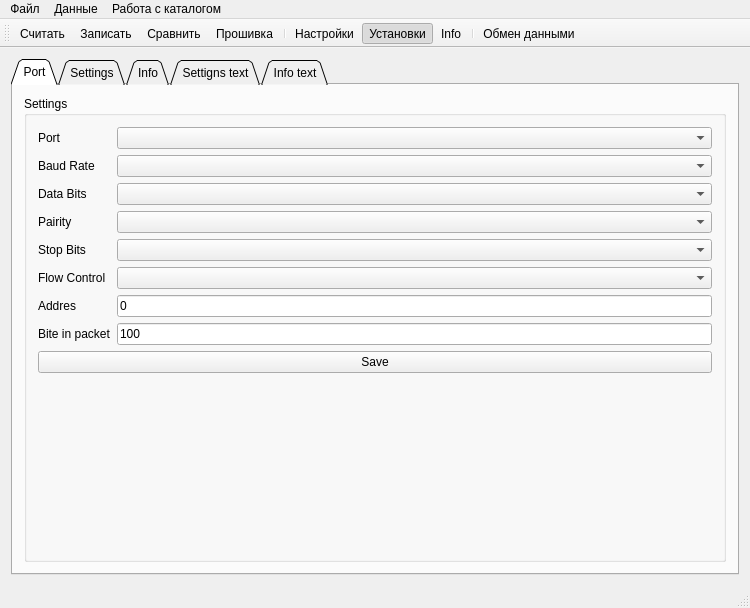
Before: the Qt Designer form ListenPort/listenport.ui in Evgeniykull/ListenPort, drawn with Qt 5.
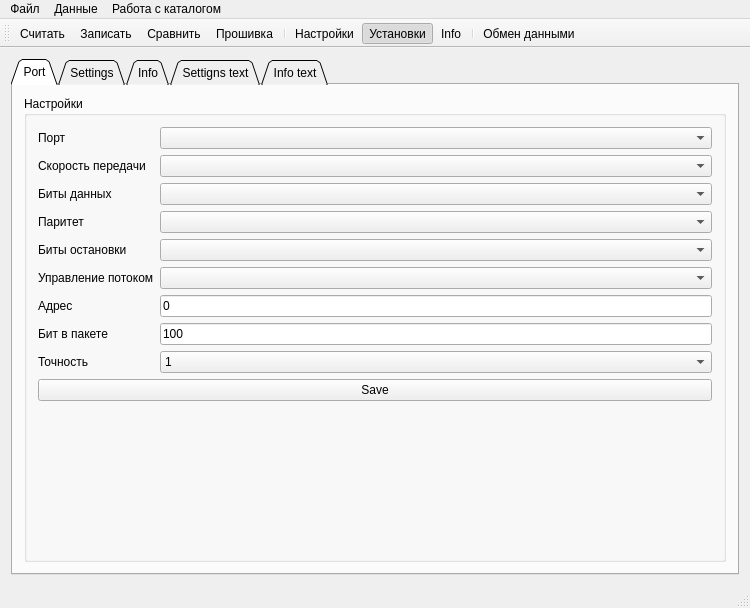
After: the same form once the commit is applied. The open tabs and pages were chosen to show the change. Icons and pictures are not drawn.

What changed in the file:
```diff
--- a/ListenPort/listenport.ui
+++ b/ListenPort/listenport.ui
@@ -34,13 +34,13 @@
         <item row="0" column="0">
          <widget class="QGroupBox" name="grBoxSettings">
           <property name="title">
-           <string>Settings</string>
+           <string>Настройки</string>
           </property>
           <layout class="QFormLayout" name="formLayout">
            <item row="0" column="0">
             <widget class="QLabel" name="lblPort">
              <property name="text">
-              <string>Port</string>
+              <string>Порт</string>
              </property>
             </widget>
            </item>
@@ -50,7 +50,7 @@
            <item row="1" column="0">
             <widget class="QLabel" name="lblBaudRate">
              <property name="text">
-              <string>Baud Rate</string>
+              <string>Скорость передачи</string>
              </property>
             </widget>
            </item>
@@ -60,7 +60,7 @@
            <item row="2" column="0">
             <widget class="QLabel" name="lblDataBits">
              <property name="text">
-              <string>Data Bits</string>
+              <string>Биты данных</string>
              </property>
             </widget>
            </item>
@@ -70,7 +70,7 @@
            <item row="3" column="0">
             <widget class="QLabel" name="lblPairity">
              <property name="text">
-              <string>Pairity</string>
+              <string>Паритет</string>
              </property>
             </widget>
            </item>
@@ -80,7 +80,7 @@
            <item row="4" column="0">
             <widget class="QLabel" name="lblStopBits">
              <property name="text">
-              <string>Stop Bits</string>
+              <string>Биты остановки</string>
              </property>
             </widget>
            </item>
@@ -90,7 +90,7 @@
            <item row="5" column="0">
             <widget class="QLabel" name="lblFlowControl">
              <property name="text">
-              <string>Flow Control</string>
+              <string>Управление потоком</string>
              </property>
             </widget>
            </item>
@@ -100,7 +100,7 @@
            <item row="6" column="0">
             <widget class="QLabel" name="lblAddres">
              <property name="text">
-              <string>Addres</string>
+              <string>Адрес</string>
              </property>
             </widget>
            </item>
@@ -120,17 +120,10 @@
              </property>
             </widget>
            </item>
-           <item row="8" column="0" colspan="2">
-            <widget class="QPushButton" name="pbSavePortSettings">
-             <property name="text">
-              <string>Save</string>
-             </property>
-            </widget>
-           </item>
            <item row="7" column="0">
             <widget class="QLabel" name="lblByteInPacket">
              <property name="text">
-              <string>Bite in packet</string>
+              <string>Бит в пакете</string>
              </property>
             </widget>
            </item>
@@ -141,6 +134,57 @@
              </property>
             </widget>
            </item>
+           <item row="10" column="0" colspan="2">
+            <widget class="QPushButton" name="pbSavePortSettings">
+             <property name="text">
+              <string>Save</string>
+             </property>
+            </widget>
+           </item>
+           <item row="8" column="0">
+            <widget class="QLabel" name="lblPrecision">
+             <property name="text">
+              <string>Точность</string>
+             </property>
+            </widget>
+           </item>
+           <item row="8" column="1">
+            <widget class="QComboBox" name="cbPrecision">
+             <property name="currentText">
+              <string>2</string>
+             </property>
+             <item>
+              <property name="text">
+               <string>1</string>
+              </property>
+             </item>
+             <item>
+              <property name="text">
+               <string>2</string>
+              </property>
+             </item>
+             <item>
+              <property name="text">
+               <string>3</string>
+              </property>
+             </item>
+             <item>
+              <property name="text">
+               <string>4</string>
+              </property>
+             </item>
+             <item>
+              <property name="text">
+               <string>5</string>
+              </property>
+             </item>
+             <item>
+              <property name="text">
+               <string>6</string>
+              </property>
+             </item>
+            </widget>
+           </item>
           </layout>
          </widget>
         </item>
```
